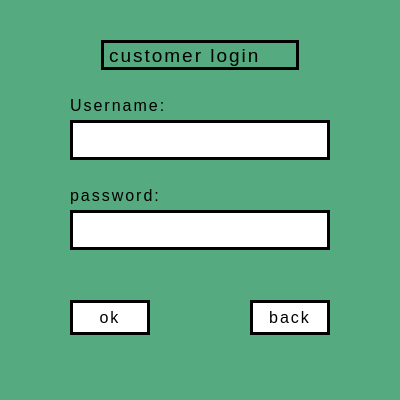
Qt form customerwindow.ui (M0tgh3y/MOT-Stor-Qt) before a commit.
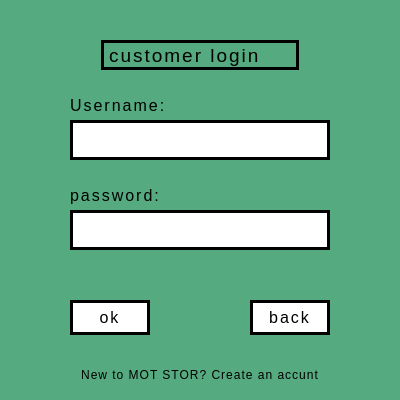
The same form after that commit.

```diff
--- a/customerwindow.ui
+++ b/customerwindow.ui
@@ -10,6 +10,12 @@
     <height>400</height>
    </rect>
   </property>
+  <property name="sizePolicy">
+   <sizepolicy hsizetype="Preferred" vsizetype="Fixed">
+    <horstretch>0</horstretch>
+    <verstretch>0</verstretch>
+   </sizepolicy>
+  </property>
   <property name="windowTitle">
    <string>Form</string>
   </property>
@@ -240,6 +246,46 @@
     <string>customer login</string>
    </property>
   </widget>
+  <widget class="QPushButton" name="pushButton">
+   <property name="geometry">
+    <rect>
+     <x>0</x>
+     <y>360</y>
+     <width>400</width>
+     <height>30</height>
+    </rect>
+   </property>
+   <property name="styleSheet">
+    <string notr="true">QPushButton {
+    font-family: &quot;Open Sans&quot;, sans-serif;
+    font-size: 12px;
+    letter-spacing: 1px;
+    text-decoration: none;
+    color: #000;
+    border: none;   /* Solid border */
+    padding: 0.25em 0.5em;
+    border-radius: 15px 225px 255px 15px;  /* Custom border radius */
+    position: relative;
+    transition: all 0.3s ease; /* Smooth transition for hover effect */
+}
+
+QPushButton:hover {
+    background-color: rgb(113, 227, 168);  /* Change background color on hover */    /* Lighter border on hover */
+    transform: scale(1.05);      /* Slightly increase the size on hover */
+}
+
+QPushButton:pressed {
+      /* Darker border on press */
+    background-color: #f0f0f0;  /* Change background color when pressed */
+    top: 5px;
+    left: 5px;
+}
+</string>
+   </property>
+   <property name="text">
+    <string>New to MOT STOR? Create an accunt</string>
+   </property>
+  </widget>
  </widget>
  <resources/>
  <connections/>
```
Left out of the diff: 2 changed lines with no effect on the pictures.
